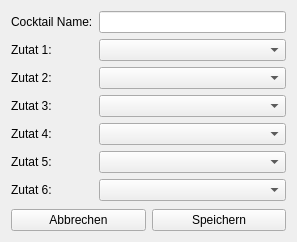
Before: the Qt Designer form DesktopApp/addcocktail.ui in Filaton/cnc, drawn with Qt 5.
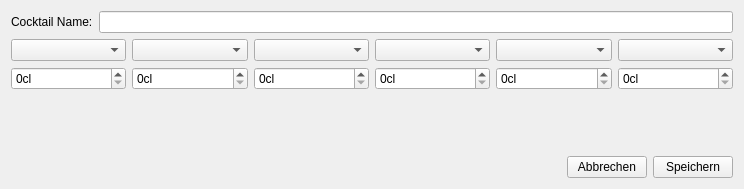
After: the same form once the commit is applied.

Patch:
```diff
--- a/DesktopApp/addcocktail.ui
+++ b/DesktopApp/addcocktail.ui
@@ -6,8 +6,8 @@
    <rect>
     <x>0</x>
     <y>0</y>
-    <width>297</width>
-    <height>242</height>
+    <width>744</width>
+    <height>189</height>
    </rect>
   </property>
   <property name="windowTitle">
@@ -29,102 +29,132 @@
      <item row="0" column="1">
       <widget class="QLineEdit" name="cocktailnameedit"/>
      </item>
+    </layout>
+   </item>
+   <item>
+    <layout class="QGridLayout" name="gridLayout_2">
+     <item row="1" column="5">
+      <widget class="QSpinBox" name="menge6">
+       <property name="suffix">
+        <string>cl</string>
+       </property>
+       <property name="maximum">
+        <number>50</number>
+       </property>
+      </widget>
+     </item>
      <item row="1" column="0">
-      <widget class="QLabel" name="label_2">
-       <property name="text">
-        <string>Zutat 1:</string>
+      <widget class="QSpinBox" name="menge1">
+       <property name="suffix">
+        <string>cl</string>
        </property>
-       <property name="buddy">
-        <cstring>zutatenbox1</cstring>
+       <property name="maximum">
+        <number>50</number>
        </property>
       </widget>
      </item>
-     <item row="2" column="0">
-      <widget class="QLabel" name="label_3">
-       <property name="text">
-        <string>Zutat 2:</string>
+     <item row="1" column="4">
+      <widget class="QSpinBox" name="menge5">
+       <property name="suffix">
+        <string>cl</string>
        </property>
-       <property name="buddy">
-        <cstring>zutatenbox2</cstring>
-       </property>
-      </widget>
-     </item>
-     <item row="3" column="0">
-      <widget class="QLabel" name="label_4">
-       <property name="text">
-        <string>Zutat 3:</string>
-       </property>
-       <property name="buddy">
-        <cstring>zutatenbox3</cstring>
-       </property>
-      </widget>
-     </item>
-     <item row="4" column="0">
-      <widget class="QLabel" name="label_5">
-       <property name="text">
-        <string>Zutat 4:</string>
-       </property>
-       <property name="buddy">
-        <cstring>zutatenbox4</cstring>
-       </property>
-      </widget>
-     </item>
-     <item row="5" column="0">
-      <widget class="QLabel" name="label_6">
-       <property name="text">
-        <string>Zutat 5:</string>
-       </property>
-       <property name="buddy">
-        <cstring>zutatenbox5</cstring>
-       </property>
-      </widget>
-     </item>
-     <item row="6" column="0">
-      <widget class="QLabel" name="label_7">
-       <property name="text">
-        <string>Zutat 6:</string>
-       </property>
-       <property name="buddy">
-        <cstring>zutatenbox6</cstring>
+       <property name="maximum">
+        <number>50</number>
        </property>
       </widget>
      </item>
      <item row="1" column="1">
+      <widget class="QSpinBox" name="menge2">
+       <property name="suffix">
+        <string>cl</string>
+       </property>
+       <property name="maximum">
+        <number>50</number>
+       </property>
+      </widget>
+     </item>
+     <item row="1" column="2">
+      <widget class="QSpinBox" name="menge3">
+       <property name="suffix">
+        <string>cl</string>
+       </property>
+       <property name="maximum">
+        <number>50</number>
+       </property>
+      </widget>
+     </item>
+     <item row="1" column="3">
+      <widget class="QSpinBox" name="menge4">
+       <property name="suffix">
+        <string>cl</string>
+       </property>
+       <property name="maximum">
+        <number>50</number>
+       </property>
+      </widget>
+     </item>
+     <item row="0" column="0">
       <widget class="QComboBox" name="zutatenbox1"/>
      </item>
-     <item row="2" column="1">
+     <item row="0" column="1">
       <widget class="QComboBox" name="zutatenbox2"/>
      </item>
-     <item row="3" column="1">
+     <item row="0" column="2">
       <widget class="QComboBox" name="zutatenbox3"/>
      </item>
-     <item row="4" column="1">
+     <item row="0" column="3">
       <widget class="QComboBox" name="zutatenbox4"/>
      </item>
-     <item row="5" column="1">
+     <item row="0" column="4">
       <widget class="QComboBox" name="zutatenbox5"/>
      </item>
-     <item row="6" column="1">
+     <item row="0" column="5">
       <widget class="QComboBox" name="zutatenbox6"/>
      </item>
     </layout>
    </item>
+   <item>
+    <spacer name="verticalSpacer">
+     <property name="orientation">
+      <enum>Qt::Vertical</enum>
+     </property>
+     <property name="sizeHint" stdset="0">
+      <size>
+       <width>20</width>
+       <height>40</height>
+      </size>
+     </property>
+    </spacer>
+   </item>
    <item>
     <layout class="QGridLayout" name="gridLayout">
-     <item row="0" column="0">
+     <item row="0" column="1">
       <widget class="QPushButton" name="AbortButton">
        <property name="text">
         <string>Abbrechen</string>
        </property>
       </widget>
      </item>
-     <item row="0" column="1">
+     <item row="0" column="2">
       <widget class="QPushButton" name="SaveButton">
        <property name="text">
         <string>Speichern</string>
        </property>
       </widget>
      </item>
+     <item row="0" column="0">
+      <spacer name="horizontalSpacer">
+       <property name="orientation">
+        <enum>Qt::Horizontal</enum>
+       </property>
+       <property name="sizeHint" stdset="0">
+        <size>
+         <width>40</width>
+         <height>20</height>
+        </size>
+       </property>
+      </spacer>
+     </item>
     </layout>
    </item>
   </layout>
```
